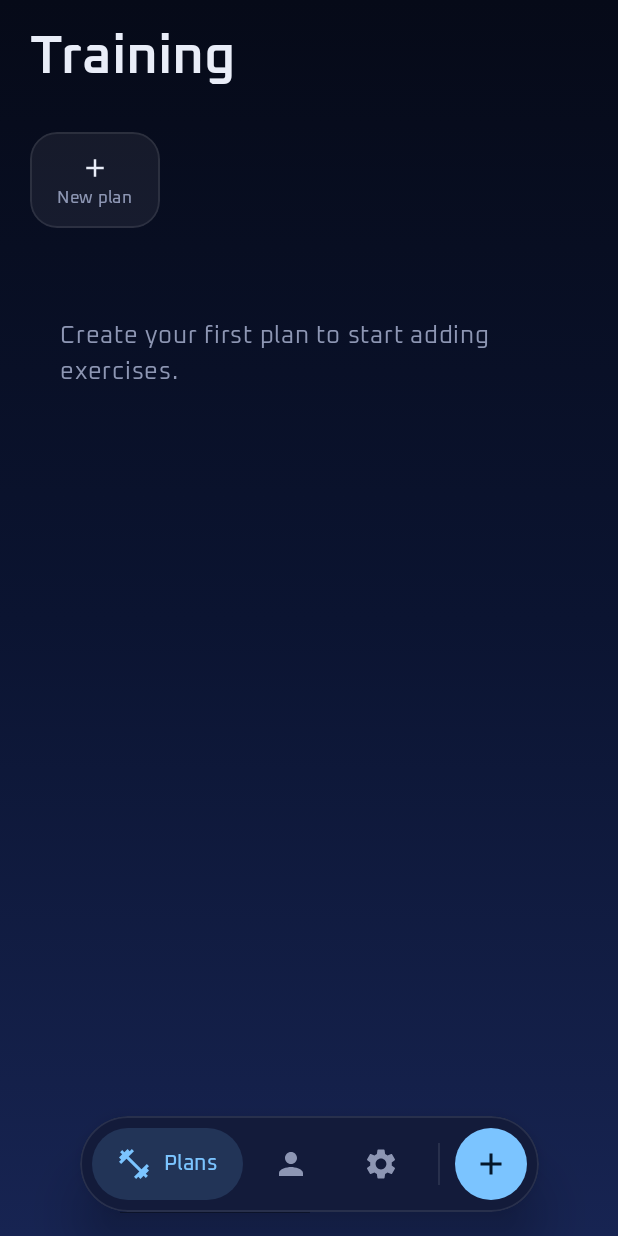
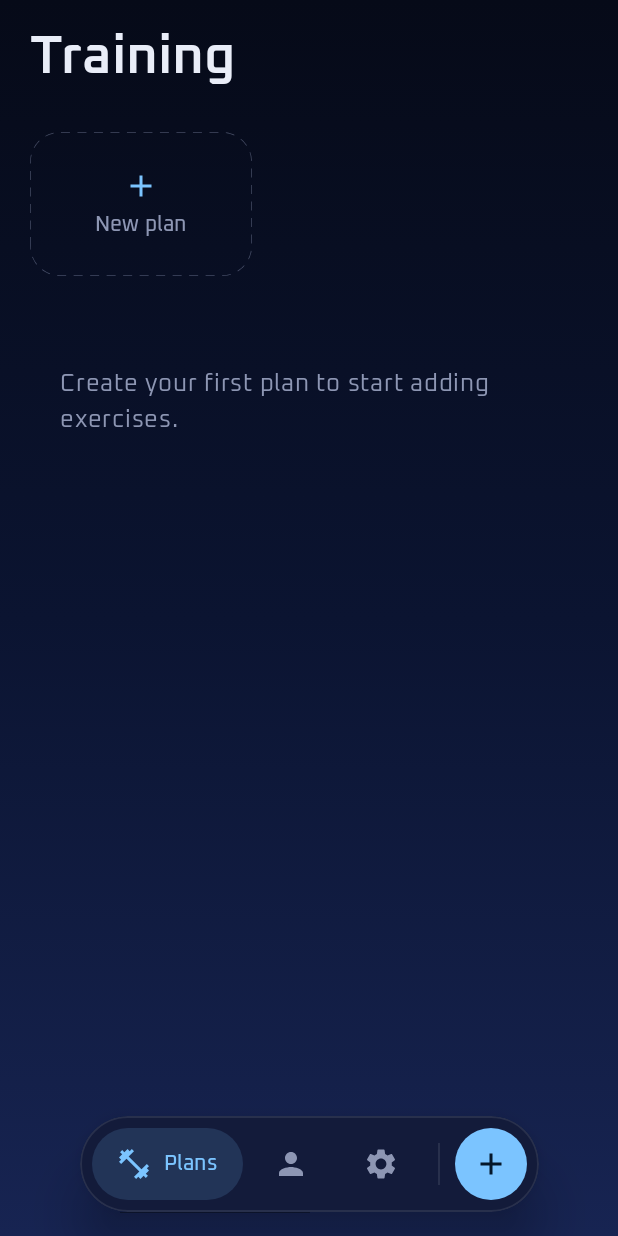
Before and after one commit to gugabguerra/treineco, an Android app built with Jetpack Compose: the screen it shows after launch (MainActivity), on a phone screen of 412 x 824 dp. Run offline under Robolectric (Android 15) with nearby library versions, the phone set to English and light mode, and no system bars.

Commit message:
feat: replace plan chips with progress cards
- Plan selector cards show a progress bar and "x/y today" for each plan
- New plan becomes a dashed card at the end of the row
- Remove old Chip, AccentDeep and the unused exercises_count plural

```diff
--- a/app/src/main/java/com/example/gymplan/MainActivity.kt
+++ b/app/src/main/java/com/example/gymplan/MainActivity.kt
@@ -13,7 +13,11 @@ import androidx.activity.enableEdgeToEdge
 import androidx.compose.animation.Crossfade
 import androidx.compose.animation.animateColorAsState
 import androidx.compose.animation.animateContentSize
+import androidx.compose.animation.core.animateFloatAsState
 import androidx.compose.animation.core.tween
+import androidx.compose.ui.draw.drawBehind
+import androidx.compose.ui.geometry.CornerRadius
+import androidx.compose.ui.graphics.PathEffect
 import androidx.compose.foundation.Canvas
 import androidx.compose.foundation.ExperimentalFoundationApi
 import androidx.compose.foundation.background
@@ -48,7 +52,6 @@ import androidx.compose.ui.geometry.Offset
 import androidx.compose.ui.graphics.Brush
 import androidx.compose.ui.graphics.Color
 import androidx.compose.ui.graphics.Path
-import androidx.compose.ui.graphics.SolidColor
 import androidx.compose.ui.graphics.drawscope.Stroke
 import androidx.compose.ui.graphics.graphicsLayer
 import androidx.compose.ui.graphics.vector.ImageVector
@@ -115,7 +118,6 @@ object Lang {
 // ---------- Theme ----------
 
 val Accent = Color(0xFF7BC4FF)
-val AccentDeep = Color(0xFF4A86F0)
 val OnAccent = Color(0xFF04172A)
 val Bg1 = Color(0xFF060A18)
 val Bg2 = Color(0xFF0B1431)
@@ -253,15 +255,7 @@ fun PlansTab(store: Store, plan: Plan?, onSelectPlan: (Long) -> Unit, onOpen: (L
     LazyColumn(state = listState, contentPadding = PaddingValues(bottom = 120.dp), verticalArrangement = Arrangement.spacedBy(12.dp)) {
         item { Header(stringResource(R.string.title_training)) }
         item {
-            LazyRow(contentPadding = PaddingValues(horizontal = 20.dp), horizontalArrangement = Arrangement.spacedBy(10.dp)) {
-                items(plans, key = { it.id }) { p ->
-                    val n = p.exercises.size
-                    val sub = if (n == 0) stringResource(R.string.no_exercises)
-                        else pluralStringResource(R.plurals.exercises_count, n, n)
-                    Chip(p.name, sub, p.id == plan?.id) { onSelectPlan(p.id) }
-                }
-                item { Chip(null, stringResource(R.string.new_plan), false, icon = Icons.Default.Add) { onDialog("plan") } }
-            }
+            PlanCards(plans, plan, { p -> p.exercises.count { store.data.isDone(it.id) } }, onSelectPlan) { onDialog("plan") }
         }
         if (plan == null) {
             item { Empty(stringResource(R.string.empty_no_plans)) }
@@ -520,6 +514,57 @@ fun ExerciseScreen(store: Store, plan: Plan, ex: Exercise, onBack: () -> Unit) {
     }
 }
 
+// ---------- Plan selector ----------
+
+/** Plan cards that carry today's progress, so picking a plan doubles as a status read. */
+@Composable
+fun PlanCards(plans: List<Plan>, selected: Plan?, doneOf: (Plan) -> Int, onSelect: (Long) -> Unit, onNew: () -> Unit) {
+    val shape = RoundedCornerShape(20.dp)
+    val card = Modifier.width(148.dp).heightIn(min = 96.dp)
+    LazyRow(contentPadding = PaddingValues(horizontal = 20.dp), horizontalArrangement = Arrangement.spacedBy(10.dp)) {
+        items(plans, key = { it.id }) { p ->
+            val on = p.id == selected?.id
+            val n = p.exercises.size
+            val done = doneOf(p)
+            val frac by animateFloatAsState(if (n == 0) 0f else done.toFloat() / n, tween(300), label = "progress")
+            Column(
+                card.clip(shape).background(if (on) Accent.copy(alpha = 0.12f) else Glass)
+                    .border(if (on) 1.5.dp else 1.dp, if (on) Accent else GlassBorder, shape)
+                    .selectable(on, role = Role.Tab) { onSelect(p.id) }.padding(14.dp),
+                verticalArrangement = Arrangement.SpaceBetween,
+            ) {
+                Text(p.name, style = MaterialTheme.typography.titleMedium, fontWeight = FontWeight.SemiBold,
+                    color = if (on) Ink else Ink.copy(alpha = 0.85f), maxLines = 1, overflow = TextOverflow.Ellipsis)
+                Column {
+                    Box(Modifier.fillMaxWidth().height(4.dp).clip(CircleShape).background(Color.White.copy(alpha = 0.08f))) {
+                        Box(Modifier.fillMaxWidth(frac).fillMaxHeight().clip(CircleShape).background(Accent))
+                    }
+                    Spacer(Modifier.height(6.dp))
+                    Text(
+                        if (n == 0) stringResource(R.string.no_exercises) else stringResource(R.string.today_progress, done, n),
+                        color = if (n > 0 && done == n) Accent else Muted, style = MaterialTheme.typography.labelSmall,
+                    )
+                }
+            }
+        }
+        item {
+            val dash = Muted.copy(alpha = 0.45f)
+            Column(
+                card.clip(shape).drawBehind {
+                    drawRoundRect(dash, cornerRadius = CornerRadius(20.dp.toPx()),
+                        style = Stroke(1.dp.toPx(), pathEffect = PathEffect.dashPathEffect(floatArrayOf(6.dp.toPx(), 5.dp.toPx()))))
+                }.clickable(onClick = onNew).padding(14.dp),
+                verticalArrangement = Arrangement.Center,
+                horizontalAlignment = Alignment.CenterHorizontally,
+            ) {
+                Icon(Icons.Default.Add, null, tint = Accent)
+                Spacer(Modifier.height(4.dp))
+                Text(stringResource(R.string.new_plan), color = Muted, style = MaterialTheme.typography.labelLarge)
+            }
+        }
+    }
+}
+
 // ---------- Building blocks ----------
 
 @OptIn(ExperimentalFoundationApi::class)
@@ -566,28 +611,6 @@ fun CircleButton(icon: ImageVector, desc: String, onClick: () -> Unit) = Box(
     Modifier.size(48.dp).clip(CircleShape).background(Glass).border(1.dp, GlassBorder, CircleShape).clickable(onClick = onClick),
     contentAlignment = Alignment.Center,
 ) { Icon(icon, desc, Modifier.size(20.dp), tint = Ink) }
-
-@Composable
-fun Chip(title: String?, sub: String, selected: Boolean, icon: ImageVector? = null, onClick: () -> Unit) {
-    val shape = RoundedCornerShape(18.dp)
-    Column(
-        Modifier.widthIn(min = 72.dp).clip(shape)
-            .background(if (selected) Brush.linearGradient(listOf(Accent, AccentDeep)) else SolidColor(Glass))
-            .border(1.dp, if (selected) Color.Transparent else GlassBorder, shape)
-            .selectable(selected, role = Role.Tab, onClick = onClick)
-            .padding(horizontal = 18.dp, vertical = 12.dp),
-        horizontalAlignment = Alignment.CenterHorizontally,
-    ) {
-        val ink = if (selected) OnAccent else Ink
-        val titleStyle = MaterialTheme.typography.titleMedium
-        // An icon takes the title's line height so icon and text chips stay the same height.
-        if (icon != null) Box(Modifier.height(with(LocalDensity.current) { titleStyle.lineHeight.toDp() }), contentAlignment = Alignment.Center) {
-            Icon(icon, null, Modifier.size(20.dp), tint = ink)
-        }
-        if (title != null) Text(title, color = ink, fontWeight = FontWeight.SemiBold, style = titleStyle)
-        Text(sub, color = if (selected) OnAccent.copy(alpha = 0.7f) else Muted, style = MaterialTheme.typography.labelSmall)
-    }
-}
 
 @Composable
 fun Pill(text: String) = Text(
--- a/app/src/main/res/values/strings.xml
+++ b/app/src/main/res/values/strings.xml
@@ -11,12 +11,9 @@
 
     <!-- Plans -->
     <string name="title_training">Training</string>
-    <plurals name="exercises_count">
-        <item quantity="one">%d exercise</item>
-        <item quantity="other">%d exercises</item>
-    </plurals>
     <string name="new_plan">New plan</string>
     <string name="no_exercises">No exercises</string>
+    <string name="today_progress">%1$d/%2$d today</string>
     <string name="plan_name_hint">Name (e.g. Day A – Legs)</string>
     <string name="rename_plan">Rename plan</string>
     <string name="delete_plan">Delete plan</string>
```
Also changed, not shown: 3 other files.
